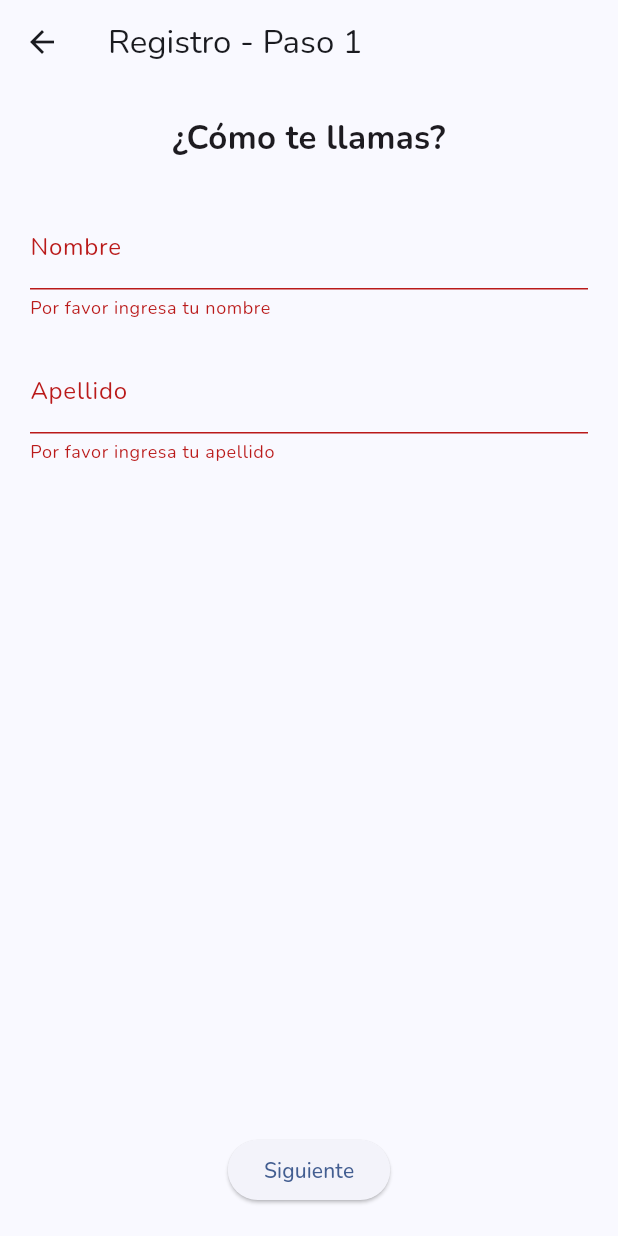
After one commit to MarceloCamachh/sigfrontend, a Flutter app: the RegistroPaso1Page screen opened directly, after a tap on "Siguiente", on a phone screen of 412 x 824 dp. The commit adds this screen. Run offline on Flutter 3.47's test engine with Material 3 defaults, Android fonts, the light colour scheme and no system bars; our stand-ins replace flutter_secure_storage, google_fonts; accounts and stored records are empty.

Commit message:
registro prototipo

```diff
--- /dev/null
+++ b/lib/models/registerData.dart
@@ -0,0 +1,16 @@
+import 'package:sigfrontend/services/deliveryvehiclesServices.dart';
+
+class RegisterData {
+  String name = '';
+  String lastName = '';
+  bool isAdult = false;
+  VehicleType? transport;
+  String city = '';
+  String email = '';
+  String password = '';
+  int phoneNumber = 0;
+
+  // Para moto
+  String? licensePlate;
+  int? capacity;
+}
--- /dev/null
+++ b/lib/pages/registerPages/register.dart
@@ -0,0 +1,84 @@
+import 'package:flutter/material.dart';
+import 'package:sigfrontend/models/registerData.dart';
+import 'package:sigfrontend/pages/registerPages/register2.dart';
+
+class RegistroPaso1Page extends StatefulWidget {
+  const RegistroPaso1Page({super.key});
+
+  @override
+  State<RegistroPaso1Page> createState() => _RegistroPaso1PageState();
+}
+
+class _RegistroPaso1PageState extends State<RegistroPaso1Page> {
+  final _formKey = GlobalKey<FormState>();
+  final TextEditingController _nombreController = TextEditingController();
+  final TextEditingController _apellidoController = TextEditingController();
+
+  @override
+  Widget build(BuildContext context) {
+    return Scaffold(
+      appBar: AppBar(title: const Text("Registro - Paso 1")),
+      body: Padding(
+        padding: const EdgeInsets.all(20.0),
+        child: Form(
+          key: _formKey,
+          child: Column(
+            children: [
+              const Text(
+                "¿Cómo te llamas?",
+                style: TextStyle(fontSize: 22, fontWeight: FontWeight.bold),
+              ),
+              const SizedBox(height: 30),
+              TextFormField(
+                controller: _nombreController,
+                decoration: const InputDecoration(labelText: 'Nombre'),
+                validator: (value) {
+                  if (value == null || value.isEmpty) {
+                    return 'Por favor ingresa tu nombre';
+                  }
+                  return null;
+                },
+              ),
+              const SizedBox(height: 20),
+              TextFormField(
+                controller: _apellidoController,
+                decoration: const InputDecoration(labelText: 'Apellido'),
+                validator: (value) {
+                  if (value == null || value.isEmpty) {
+                    return 'Por favor ingresa tu apellido';
+                  }
+                  return null;
+                },
+              ),
+              const Spacer(),
+              ElevatedButton(
+                onPressed: () {
+                  if (_formKey.currentState!.validate()) {
+                    final data = RegisterData();
+                    data.name = _nombreController.text;
+                    data.lastName = _apellidoController.text;
+
+                    Navigator.push(
+                      context,
+                      MaterialPageRoute(
+                        builder: (_) => RegistroPaso2Page(data: data),
+                      ),
+                    );
+                  }
+                },
+                child: const Text('Siguiente'),
+              ),
+            ],
+          ),
+        ),
+      ),
+    );
+  }
+
+  @override
+  void dispose() {
+    _nombreController.dispose();
+    _apellidoController.dispose();
+    super.dispose();
+  }
+}
```
Also changed, not shown: lib/pages/registerPages/register2.dart (added, +62 -0 lines), lib/pages/registerPages/register3.dart (added, +75 -0 lines), lib/pages/registerPages/register4.dart (added, +88 -0 lines), lib/pages/registerPages/register5.dart (added, +172 -0 lines), lib/pages/registerPages/registerVehicle.dart (added, +104 -0 lines), lib/pages/splash_screen.dart (+15 -0 lines), lib/services/auth.services.dart (+33 -0 lines), lib/services/deliveryvehiclesServices.dart (added, +67 -0 lines), pubspec.lock.
